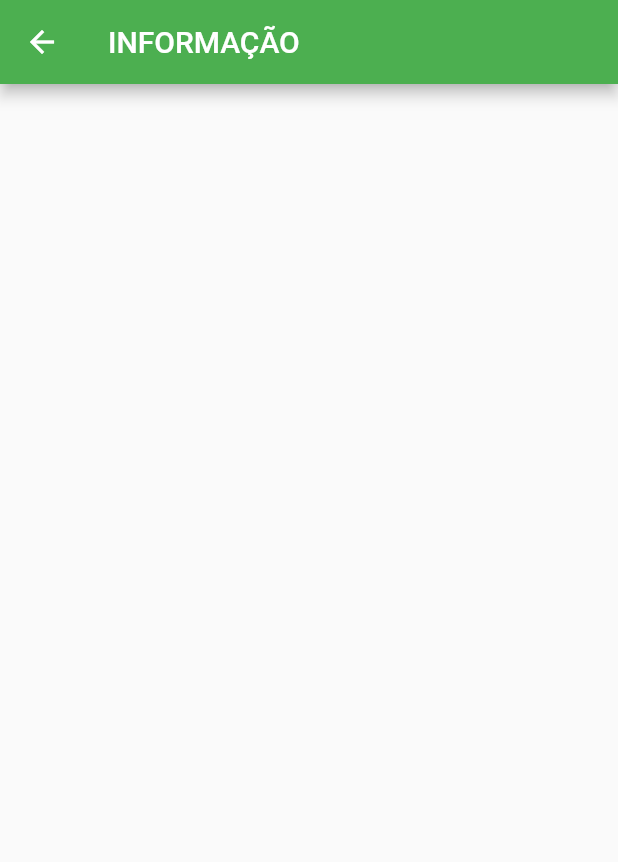
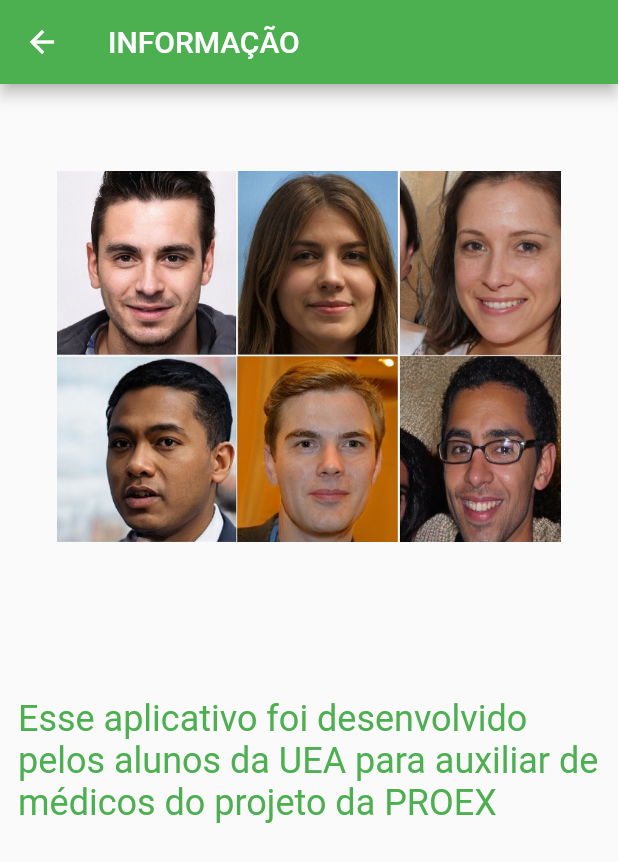
Before and after one commit to Marcos05555/tobi05, a Flutter app: the InfoScreen screen opened directly, on a phone screen of 412 x 824 dp. Shown: the top 862 px of the screen. Run offline on Flutter 3.47's test engine with Material 2 defaults, Android fonts, the phone set to English and light mode, and no system bars.

Commit message:
14:16-13/02/2020 - Layout meio pronto

```diff
--- a/mobi/lib/screens/info_screen.dart
+++ b/mobi/lib/screens/info_screen.dart
@@ -6,6 +6,24 @@ class InfoScreen extends StatelessWidget {
     return Scaffold(
         appBar: AppBar(
       title: Text('INFORMAÇÃO'),
-    ));
+
+    ),body: Padding(
+      padding: const EdgeInsets.all(8.0),
+
+      child: Column(
+        crossAxisAlignment: CrossAxisAlignment.center,
+        children: <Widget>[
+          Padding(
+            padding: const EdgeInsets.fromLTRB(30.0,50.0,30.0,100.0),
+            child: Image.asset('image/montagem.jpg',),
+          ),
+          Padding(
+
+            padding: const EdgeInsets.all(4.0),
+            child: Text('Esse aplicativo foi desenvolvido pelos alunos da UEA para auxiliar de médicos do projeto da PROEX',style: TextStyle(fontSize: 24.0,color: Colors.green)),
+          ),
+        ],
+      ),
+    ),);
   }
 }
--- a/mobi/pubspec.yaml
+++ b/mobi/pubspec.yaml
@@ -43,6 +43,7 @@ flutter:
   # To add assets to your application, add an assets section, like this:
  assets:
    - image/Vestibular_UEA_2019_1.png
+   - image/montagem.jpg
 
   # An image asset can refer to one or more resolution-specific "variants", see
   # https://flutter.dev/assets-and-images/#resolution-aware.
```
Also changed, not shown: mobi/lib/screens/Screen_registration.dart (+4 -3 lines), mobi/lib/screens/Sreen_login.dart (+17 -2 lines), mobi/image/montagem.jpg (added).
